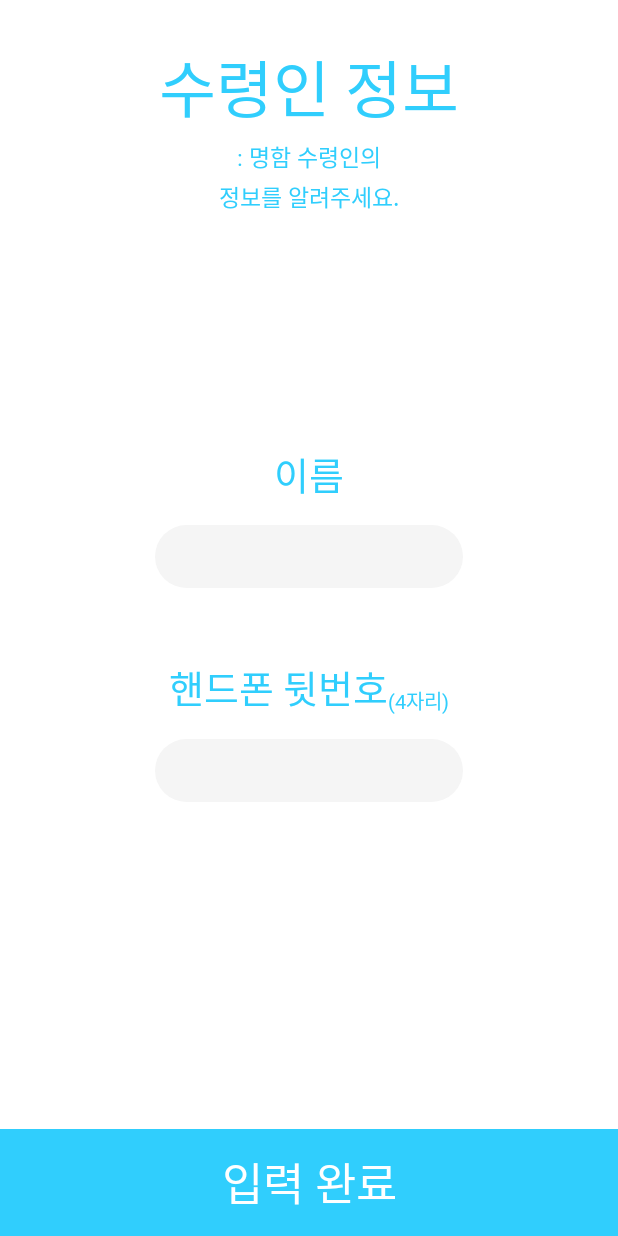
After one commit to HyeranShin/Daon_Android, an Android app: the RecipientInfoActivity screen opened directly, with no data from a screen before it, on a phone screen of 412 x 824 dp. The commit adds this screen. Run offline under Robolectric (Android 15) with nearby library versions, the phone set to English and light mode, and no system bars.

Commit message:
UI 구성, 변경

```diff
--- a/app/src/main/AndroidManifest.xml
+++ b/app/src/main/AndroidManifest.xml
@@ -9,6 +9,8 @@
             android:roundIcon="@mipmap/ic_launcher_round"
             android:supportsRtl="true"
             android:theme="@style/AppTheme">
+        <activity android:name=".RecipientInfoActivity">
+        </activity>
         <activity android:name=".AfterOrderActivity">
         </activity>
         <activity android:name=".SplashActivity">
--- a/app/src/main/java/com/example/daon/NameAdapter.kt
+++ b/app/src/main/java/com/example/daon/NameAdapter.kt
@@ -8,10 +8,8 @@ import android.view.View
 import android.view.ViewGroup
 import android.widget.ImageButton
 import android.widget.TextView
-import android.widget.Toast
 import androidx.recyclerview.widget.RecyclerView
 import com.example.daon.model.NameVO
-import com.google.android.material.snackbar.Snackbar
 import java.util.*
 import kotlin.collections.ArrayList
 
@@ -34,7 +32,7 @@ class NameAdapter(private val ctx: Context, val nameItems: ArrayList<NameVO>): R
     override fun onBindViewHolder(holder: Holder, position: Int) {
         holder.name.text = nameItems[position].name
         holder.pronunciation.text = nameItems[position].pronunciation
-
+        //TODO 언어에 따라 meaning text 세팅
         //TODO 클릭 시 UI 변경
         //TODO 데이터 전달
         holder.soundIcon.setOnClickListener {
--- /dev/null
+++ b/app/src/main/java/com/example/daon/RecipientInfoActivity.kt
@@ -0,0 +1,41 @@
+package com.example.daon
+
+import androidx.appcompat.app.AppCompatActivity
+import android.os.Bundle
+import android.text.Editable
+import android.text.TextWatcher
+import kotlinx.android.synthetic.main.activity_recipient_info.*
+import org.jetbrains.anko.startActivity
+
+class RecipientInfoActivity : AppCompatActivity() {
+
+    override fun onCreate(savedInstanceState: Bundle?) {
+        super.onCreate(savedInstanceState)
+        setContentView(R.layout.activity_recipient_info)
+
+        setOnClickListener()
+    }
+
+    private fun setOnClickListener() {
+        tv_complete_recipient_info.setOnClickListener {
+            startActivity<AfterOrderActivity>()
+        }
+        et_name_recipient_info.addTextChangedListener(object: TextWatcher {
+            var previousString: String = ""
+
+            override fun afterTextChanged(p0: Editable?) {
+            }
+
+            override fun beforeTextChanged(p0: CharSequence?, p1: Int, p2: Int, p3: Int) {
+                previousString= p0.toString();
+            }
+
+            override fun onTextChanged(p0: CharSequence?, p1: Int, p2: Int, p3: Int) {
+                if (et_name_recipient_info.lineCount > 1) {
+                    et_name_recipient_info.setText(previousString)
+                    et_name_recipient_info.setSelection(et_name_recipient_info.length())
+                }
+            }
+        })
+    }
+}
--- /dev/null
+++ b/app/src/main/res/drawable-hdpi/round_21_light_gray.xml
@@ -0,0 +1,6 @@
+<?xml version="1.0" encoding="utf-8"?>
+<shape xmlns:android="http://schemas.android.com/apk/res/android"
+       android:shape="rectangle">
+    <solid android:color="@color/lightGray"/>
+    <corners android:radius="21dp"/>
+</shape>
--- a/app/src/main/res/layout/activity_after_order.xml
+++ b/app/src/main/res/layout/activity_after_order.xml
@@ -26,7 +26,7 @@
             android:layout_height="wrap_content"
             android:id="@+id/tv_small_guide_after_order" app:layout_constraintStart_toStartOf="@+id/guideline"
             app:layout_constraintTop_toBottomOf="@+id/tv_big_guide_after_order" android:textColor="@color/mainColor"
-            android:fontFamily="@font/notosanscjkkr_regular" android:textSize="17sp" android:layout_marginTop="43dp"/>
+            android:fontFamily="@font/notosanscjkkr_regular" android:textSize="17sp" android:layout_marginTop="24dp"/>
     <Button
             android:text="@string/btn_map_after_order"
             android:layout_width="276dp"
@@ -45,6 +45,7 @@
             app:layout_constraintBottom_toTopOf="@+id/btn_map_after_order" android:layout_marginBottom="14dp"
             app:layout_constraintEnd_toEndOf="parent" app:layout_constraintStart_toStartOf="parent"
             android:background="@drawable/round_5_light_gray"
+            android:shadowColor="@null"
             android:fontFamily="@font/notosanscjkkr_regular"
             android:textColor="@color/mainColor" android:textSize="27sp" android:includeFontPadding="false"/>
 </androidx.constraintlayout.widget.ConstraintLayout>
--- /dev/null
+++ b/app/src/main/res/layout/activity_recipient_info.xml
@@ -0,0 +1,113 @@
+<?xml version="1.0" encoding="utf-8"?>
+<androidx.constraintlayout.widget.ConstraintLayout
+        xmlns:android="http://schemas.android.com/apk/res/android"
+        xmlns:tools="http://schemas.android.com/tools"
+        xmlns:app="http://schemas.android.com/apk/res-auto"
+        android:layout_width="match_parent"
+        android:layout_height="match_parent"
+        android:background="#FFFFFF"
+        tools:context=".RecipientInfoActivity">
+
+    <TextView
+            android:text="@string/tv_big_guide_recipient_info"
+            android:layout_width="wrap_content"
+            android:layout_height="wrap_content"
+            android:id="@+id/tv_big_guide_recipient_info"
+            android:includeFontPadding="false" android:fontFamily="@font/notosanscjkkr_bold" android:textSize="41sp"
+            android:textColor="@color/mainColor"
+            app:layout_constraintTop_toTopOf="parent" app:layout_constraintEnd_toEndOf="parent"
+            app:layout_constraintStart_toStartOf="parent" android:layout_marginTop="27dp"/>
+    <TextView
+            android:text="@string/tv_small_guide_recipient_info"
+            android:layout_width="wrap_content"
+            android:layout_height="wrap_content"
+            android:id="@+id/tv_small_guide_recipient_info"
+            app:layout_constraintTop_toBottomOf="@+id/tv_big_guide_recipient_info" android:layout_marginTop="4dp"
+            android:textColor="@color/mainColor" android:textSize="15sp"
+            android:fontFamily="@font/notosanscjkkr_demilight" android:includeFontPadding="false"
+            app:layout_constraintStart_toStartOf="parent" app:layout_constraintEnd_toEndOf="parent"
+            app:lineHeight="22sp" android:textAlignment="center"/>
+    <TextView
+            android:text="@string/tv_complete_recipient_info"
+            android:layout_width="match_parent"
+            android:layout_height="71dp"
+            tools:layout_editor_absoluteX="0dp" android:id="@+id/tv_complete_recipient_info"
+            android:includeFontPadding="false" android:background="@color/mainColor" android:gravity="center"
+            android:textColor="#FFFFFF" android:fontFamily="@font/notosanscjkkr_regular" android:textSize="30sp"
+            app:layout_constraintBottom_toBottomOf="parent"/>
+    <androidx.constraintlayout.widget.ConstraintLayout
+            android:layout_width="match_parent"
+            app:layout_constraintTop_toBottomOf="@+id/tv_small_guide_recipient_info"
+            app:layout_constraintBottom_toTopOf="@+id/tv_complete_recipient_info"
+            app:layout_constraintEnd_toEndOf="parent" app:layout_constraintStart_toStartOf="parent"
+            android:layout_height="300dp">
+
+        <androidx.constraintlayout.widget.ConstraintLayout
+                android:layout_height="42dp" android:layout_width="205dp"
+                app:layout_constraintTop_toBottomOf="@+id/tv_name_recipient_info"
+                android:layout_marginTop="15dp" android:id="@+id/constraintLayout2"
+                app:layout_constraintEnd_toEndOf="parent" app:layout_constraintStart_toStartOf="parent"
+                android:background="@drawable/round_21_light_gray">
+
+            <EditText
+                    android:layout_width="match_parent"
+                    android:layout_height="wrap_content"
+                    android:inputType="textMultiLine|textNoSuggestions"
+                    android:ems="10"
+                    android:id="@+id/et_name_recipient_info"
+                    app:layout_constraintTop_toTopOf="parent"
+                    android:includeFontPadding="false"
+                    android:gravity="center"
+                    android:background="@android:color/transparent" android:textAlignment="center"
+                    android:fontFamily="@font/notosanscjkkr_medium" android:textSize="25sp"
+                    android:textColor="@color/mainColor"
+                    app:layout_constraintStart_toStartOf="parent" app:layout_constraintBottom_toBottomOf="parent"/>
+        </androidx.constraintlayout.widget.ConstraintLayout>
+        <LinearLayout
+                android:orientation="horizontal"
+                android:layout_width="wrap_content"
+                android:layout_height="wrap_content" app:layout_constraintEnd_toEndOf="parent"
+                app:layout_constraintStart_toStartOf="parent"
+                app:layout_constraintTop_toBottomOf="@+id/constraintLayout2"
+                android:id="@+id/linearLayout3" android:layout_marginTop="47dp">
+            <TextView
+                    android:text="@string/tv_phone_recipient_info"
+                    android:layout_width="wrap_content"
+                    android:layout_height="wrap_content" android:id="@+id/tv_phone_recipient_info"
+                    android:layout_weight="1" android:fontFamily="@font/notosanscjkkr_medium"
+                    android:textColor="@color/mainColor" android:textSize="25sp" android:includeFontPadding="false"/>
+            <TextView
+                    android:text="@string/tv_4digits_recipient_info"
+                    android:layout_width="wrap_content"
+                    android:layout_height="wrap_content" android:id="@+id/tv_4digits_recipient_info"
+                    android:layout_weight="1"
+                    android:layout_gravity="bottom" android:includeFontPadding="false"
+                    android:fontFamily="@font/notosanscjkkr_medium" android:textSize="13sp"
+                    android:textColor="@color/mainColor"/>
+        </LinearLayout>
+        <EditText
+                android:layout_width="205dp"
+                android:layout_height="42dp"
+                android:inputType="number"
+                android:ems="10"
+                android:gravity="center"
+                android:includeFontPadding="false"
+                android:id="@+id/editText5"
+                android:maxLength="4"
+                android:maxLines="1"
+                app:layout_constraintStart_toStartOf="parent" app:layout_constraintEnd_toEndOf="parent"
+                android:background="@drawable/round_21_light_gray" android:textAlignment="center"
+                android:fontFamily="@font/notosanscjkkr_medium" android:textSize="25sp"
+                android:textColor="@color/mainColor"
+                app:layout_constraintTop_toBottomOf="@+id/linearLayout3" android:layout_marginTop="16dp"/>
+        <TextView
+                android:text="@string/tv_name_recipient_info"
+                android:layout_width="wrap_content"
+                android:layout_height="wrap_content"
+                android:id="@+id/tv_name_recipient_info"
+                android:fontFamily="@font/notosanscjkkr_medium" android:textColor="@color/mainColor"
+                android:textSize="25sp" android:includeFontPadding="false"
+                app:layout_constraintStart_toStartOf="parent"
+                app:layout_constraintEnd_toEndOf="parent" app:layout_constraintTop_toTopOf="parent"/>
+    </androidx.constraintlayout.widget.ConstraintLayout>
+</androidx.constraintlayout.widget.ConstraintLayout>
--- a/app/src/main/res/values/strings.xml
+++ b/app/src/main/res/values/strings.xml
@@ -1,11 +1,11 @@
 <resources>
     <string name="app_name" translatable="false">다온(Daon)</string>
 
-    <!--activity_first_start-->
+    <!--    First Start Activity    -->
     <string name="btn_name_rcmd_first_start">이름 추천</string>
     <string name="tv_guide_first_start">아직 \n한글이름이 \n없네요.</string>
 
-    <!--activity_info_enter-->
+    <!--    Info Enter Activity     -->
     <string name="tv_guide_info_enter">어울리는 이름을\n추천해 드릴게요!</string>
     <string name="btn_next_info_enter">다음</string>
     <string name="tv_gender_info_enter">성별</string>
@@ -15,13 +15,13 @@
     <string name="tv_month_info_enter">월</string>
     <string name="tv_day_info_enter">일</string>
 
-    <!--activity_after_order-->
+    <!--    After Order Activity    -->
     <string name="tv_big_guide_after_order">김가온님의 \n명함을 \n제작하고 있어요.</string>
     <string name="tv_small_guide_after_order">조금만 기다려 주세요 :)</string>
     <string name="btn_view_card_after_order">내 명함 보기</string>
     <string name="btn_map_after_order">수령 장소 안내</string>
 
-    <!--activity_name_rcmd-->
+    <!--    Name Rcmd Activity      -->
     <string name="tv_big_guide_name_rcmd">이름 추천</string>
     <string name="tv_small_guide_name_rcmd">: 순 우리말 이름입니다.</string>
     <string name="btn_selected_name_rcmd">선택 완료</string>
@@ -30,4 +30,12 @@
     <string name="tv_check_guide_name_rcmd">선택한 이름이\n맞나요?</string>
     <string name="btn_yes_name_rcmd">예</string>
     <string name="btn_no_name_rcmd">아니요</string>
+
+    <!--    Recipient Info Activity -->
+    <string name="tv_big_guide_recipient_info">수령인 정보</string>
+    <string name="tv_small_guide_recipient_info">: 명함 수령인의\n정보를 알려주세요.</string>
+    <string name="tv_name_recipient_info">이름</string>
+    <string name="tv_phone_recipient_info">핸드폰 뒷번호</string>
+    <string name="tv_4digits_recipient_info">(4자리)</string>
+    <string name="tv_complete_recipient_info">입력 완료</string>
 </resources>
```
Also changed, not shown: 1 other file.
